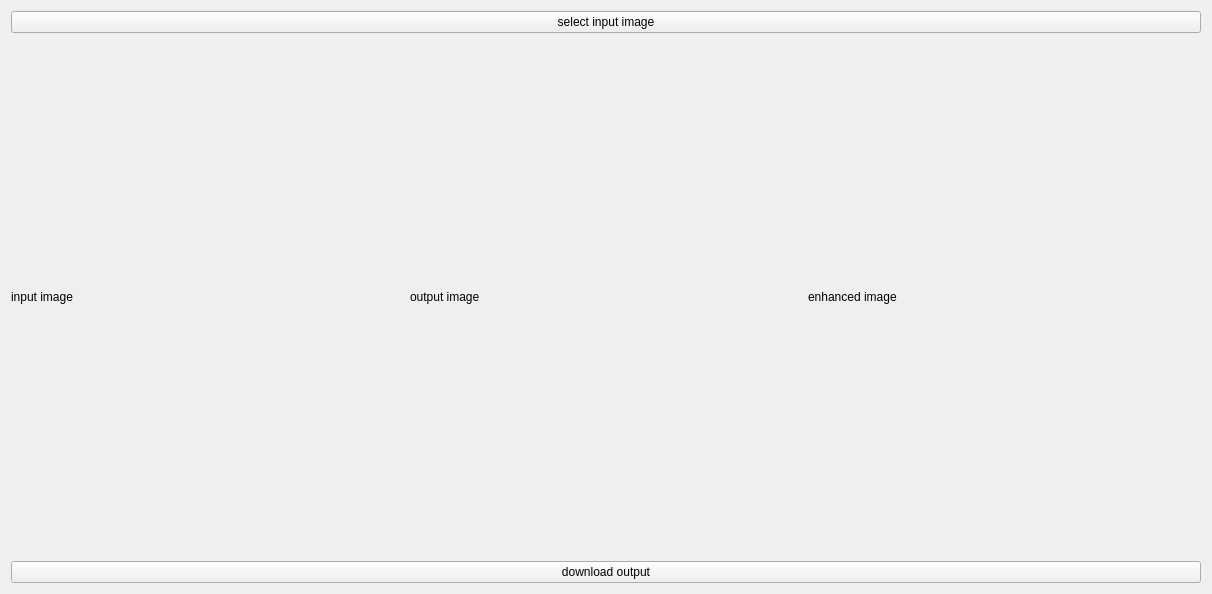
This is python_qt_gui/main.ui in MohammadIbraheem71/Lychee-color as Qt 5 draws it before an edit. The edited form follows.
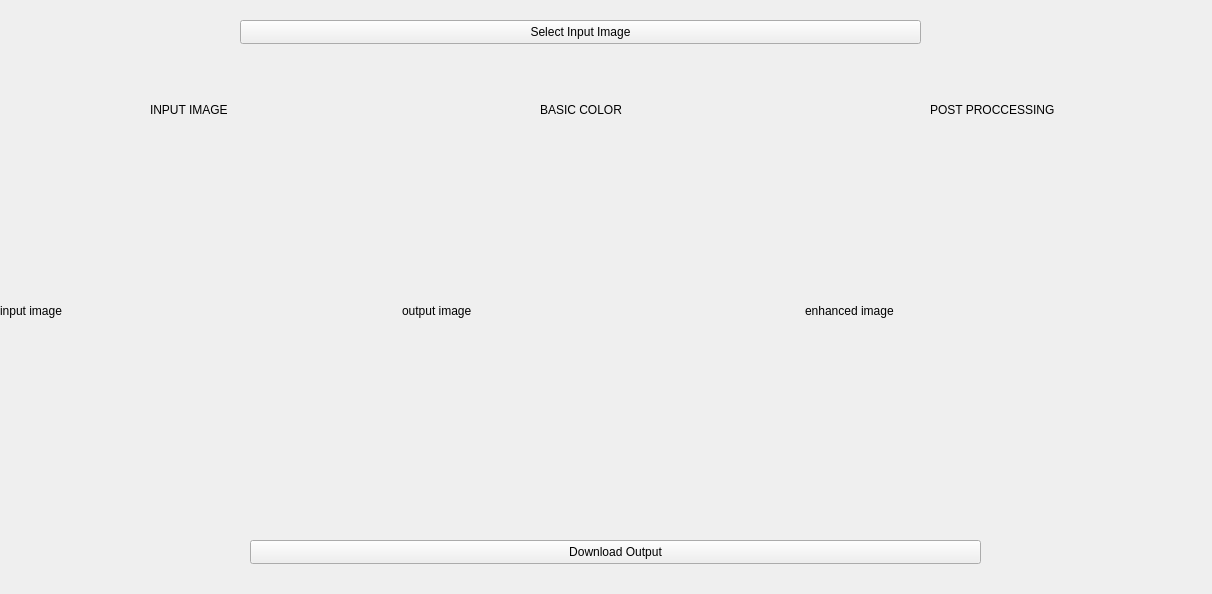
This is the edited form.

What changed in the file:
```diff
--- a/python_qt_gui/main.ui
+++ b/python_qt_gui/main.ui
@@ -13,24 +13,83 @@
   <property name="windowTitle">
    <string>Form</string>
   </property>
-  <layout class="QVBoxLayout" name="verticalLayout">
-   <item>
     <widget class="QPushButton" name="selectinputimage">
+   <property name="geometry">
+    <rect>
+     <x>240</x>
+     <y>20</y>
+     <width>681</width>
+     <height>24</height>
+    </rect>
+   </property>
      <property name="text">
-      <string>select input image</string>
-     </property>
-    </widget>
-   </item>
-   <item>
+    <string>Select Input Image</string>
+   </property>
+  </widget>
+  <widget class="QPushButton" name="downloadimagebutton">
+   <property name="geometry">
+    <rect>
+     <x>250</x>
+     <y>540</y>
+     <width>731</width>
+     <height>24</height>
+    </rect>
+   </property>
+   <property name="text">
+    <string>Download Output</string>
+   </property>
+  </widget>
+  <widget class="QLabel" name="label">
+   <property name="geometry">
+    <rect>
+     <x>150</x>
+     <y>100</y>
+     <width>181</width>
+     <height>20</height>
+    </rect>
+   </property>
+   <property name="text">
+    <string>INPUT IMAGE</string>
+   </property>
+  </widget>
+  <widget class="QLabel" name="label_2">
+   <property name="geometry">
+    <rect>
+     <x>540</x>
+     <y>100</y>
+     <width>131</width>
+     <height>20</height>
+    </rect>
+   </property>
+   <property name="text">
+    <string>BASIC COLOR</string>
+   </property>
+  </widget>
+  <widget class="QLabel" name="label_3">
+   <property name="geometry">
+    <rect>
+     <x>930</x>
+     <y>100</y>
+     <width>141</width>
+     <height>20</height>
+    </rect>
+   </property>
+   <property name="text">
+    <string>POST PROCCESSING</string>
+   </property>
+  </widget>
+  <widget class="QWidget" name="">
+   <property name="geometry">
+    <rect>
+     <x>0</x>
+     <y>160</y>
+     <width>1201</width>
+     <height>302</height>
+    </rect>
+   </property>
     <layout class="QHBoxLayout" name="horizontalLayout">
      <item>
       <widget class="QLabel" name="inputimagelabel">
-       <property name="sizePolicy">
-        <sizepolicy hsizetype="Expanding" vsizetype="Expanding">
-         <horstretch>0</horstretch>
-         <verstretch>0</verstretch>
-        </sizepolicy>
-       </property>
        <property name="minimumSize">
         <size>
          <width>300</width>
@@ -53,12 +112,6 @@
      </item>
      <item>
       <widget class="QLabel" name="outputimagelabel">
-       <property name="sizePolicy">
-        <sizepolicy hsizetype="Expanding" vsizetype="Expanding">
-         <horstretch>0</horstretch>
-         <verstretch>0</verstretch>
-        </sizepolicy>
-       </property>
        <property name="minimumSize">
         <size>
          <width>300</width>
@@ -81,12 +134,6 @@
      </item>
      <item>
       <widget class="QLabel" name="enhancedimage">
-       <property name="sizePolicy">
-        <sizepolicy hsizetype="Expanding" vsizetype="Expanding">
-         <horstretch>0</horstretch>
-         <verstretch>0</verstretch>
-        </sizepolicy>
-       </property>
        <property name="minimumSize">
         <size>
          <width>300</width>
@@ -108,20 +155,7 @@
       </widget>
      </item>
     </layout>
-   </item>
-   <item>
-    <widget class="QPushButton" name="downloadimagebutton">
-     <property name="text">
-      <string>download output</string>
-     </property>
-    </widget>
-   </item>
-  </layout>
-  <zorder>selectinputimage</zorder>
-  <zorder>downloadimagebutton</zorder>
-  <zorder>inputimagelabel</zorder>
-  <zorder>outputimagelabel</zorder>
-  <zorder>enhancedimage</zorder>
+  </widget>
  </widget>
  <resources/>
  <connections/>
```
Lines whose indentation alone changed are shown as unchanged.
